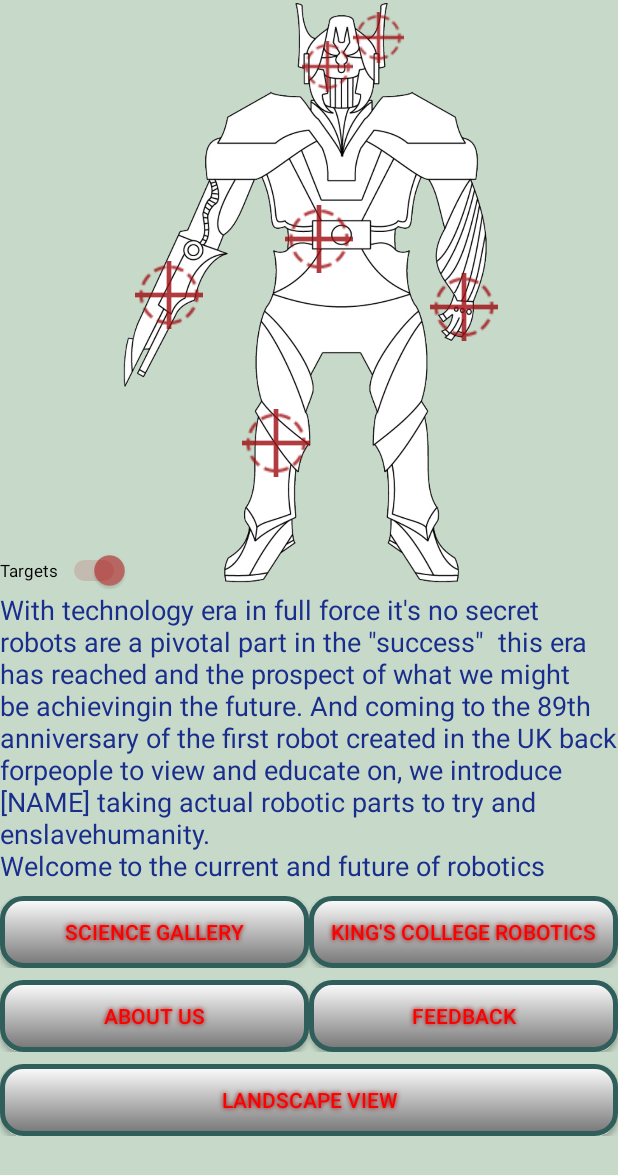
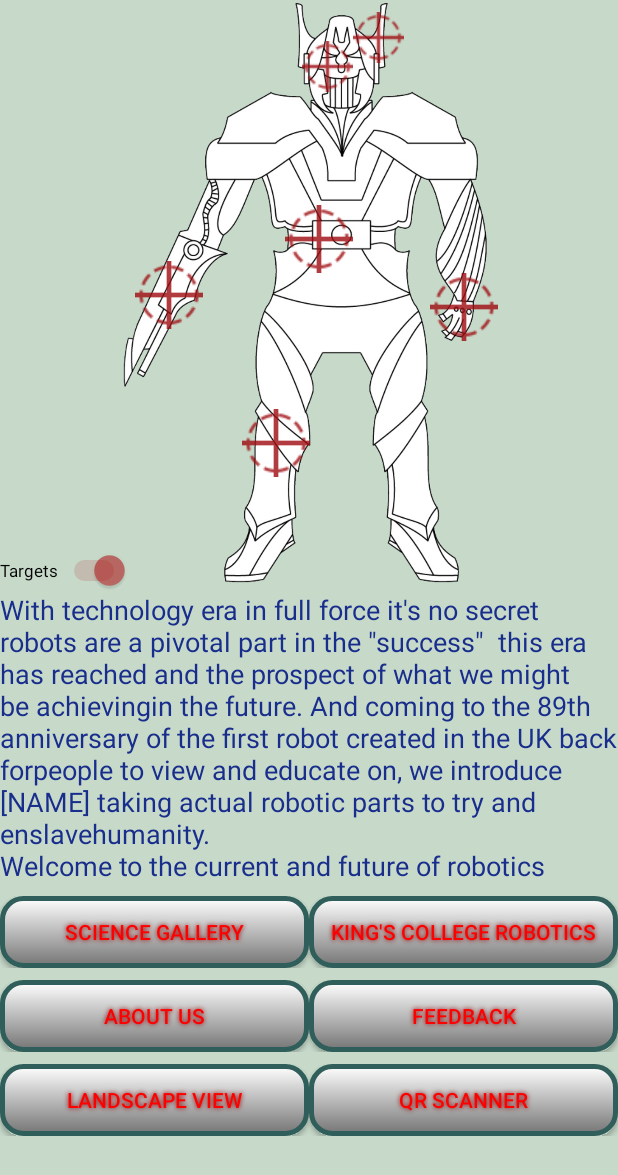
Before and after one commit to maheshuk31/KillerRobotApplication, an Android app: the screen it shows after launch (MainActivity), on a phone screen of 412 x 824 dp. Shown: the top 1175 px of the screen. Run offline under Robolectric (Android 15) with nearby library versions, the phone set to English and light mode, and no system bars; libraries missing offline, so code that uses them is left out: com.google.zxing.integration.

Commit message:
Added a working QR Scanner

```diff
--- a/app/build.gradle
+++ b/app/build.gradle
@@ -26,6 +26,8 @@ dependencies {
     })
     compile 'com.android.support:appcompat-v7:24.2.1'
     compile 'com.android.support:design:24.2.1'
+    compile 'com.google.zxing:core:3.2.1'
+    compile 'com.journeyapps:zxing-android-embedded:3.2.0@aar'
     testCompile 'junit:junit:4.12'
     compile files('libs/activation.jar')
     compile files('libs/additionnal.jar')
--- a/app/src/main/java/com/example/maheshuk31/killerrobotapplication/MainActivity.java
+++ b/app/src/main/java/com/example/maheshuk31/killerrobotapplication/MainActivity.java
@@ -1,5 +1,6 @@
 package com.example.maheshuk31.killerrobotapplication;
 
+import android.app.Activity;
 import android.content.Intent;
 import android.graphics.Bitmap;
 import android.graphics.Color;
@@ -19,13 +20,17 @@ import android.widget.ImageButton;
 import android.widget.ImageView;
 import android.widget.Switch;
 import android.widget.TextView;
+import android.widget.Toast;
+
+import com.google.zxing.integration.android.IntentIntegrator;
+import com.google.zxing.integration.android.IntentResult;
 
 public class MainActivity extends AppCompatActivity{
 
     private ImageView imgRobot;
     private Switch switchTarget;
     private TextView txtIntroduction;
-    private Button btnFeedback, btnAboutUs, btnScienceGallery, btnKingsRobotics;
+    private Button btnFeedback, btnAboutUs, btnScienceGallery, btnKingsRobotics, btnQRScanner;
     private ImageButton imgBtnAntenna, imgBtnScanner, imgBtnPowerCore, imgBtnLaser, imgBtnLeg, imgBtnHand;
 
     @Override
@@ -100,8 +105,6 @@ public class MainActivity extends AppCompatActivity{
         });
 
 
-
-
         btnScienceGallery = (Button) findViewById(R.id.btnScienceGallery);
         btnScienceGallery.setOnClickListener(new View.OnClickListener() {
             @Override
@@ -138,6 +141,21 @@ public class MainActivity extends AppCompatActivity{
             }
         });
 
+        btnQRScanner = (Button) findViewById(R.id.btnQRScanner);
+        final Activity activityThis = this;
+        btnQRScanner.setOnClickListener(new View.OnClickListener() {
+            @Override
+            public void onClick(View view) {
+                IntentIntegrator intentIntegrator = new IntentIntegrator(activityThis);
+                intentIntegrator.setDesiredBarcodeFormats(IntentIntegrator.QR_CODE_TYPES);
+                intentIntegrator.setPrompt("QR Scanner");
+                intentIntegrator.setCameraId(0);
+                intentIntegrator.setBeepEnabled(false);
+                intentIntegrator.setBarcodeImageEnabled(false);
+                intentIntegrator.initiateScan();
+            }
+        });
+
         switchTarget = (Switch) findViewById(R.id.switchTargets);
         switchTarget.setOnCheckedChangeListener(new CompoundButton.OnCheckedChangeListener() {
             @Override
@@ -153,7 +171,25 @@ public class MainActivity extends AppCompatActivity{
             }
         });
 
+    }
 
+    @Override
+    protected void onActivityResult(int requestCode, int resultCode, Intent data) {
+        IntentResult result = IntentIntegrator.parseActivityResult(requestCode, resultCode, data);
+        if(result != null){
+            if(result.getContents()==null){
+                Toast.makeText(this, "Scanning Cancelled", Toast.LENGTH_LONG).show();
+            }
+            else {
+                Toast.makeText(this, result.getContents(),Toast.LENGTH_LONG).show();
+                String url = result.getContents().toString();
+                startActivity( new Intent(Intent.ACTION_VIEW).setData(Uri.parse(url)));
+
+            }
+        }
+        else {
+            super.onActivityResult(requestCode, resultCode, data);
+        }
     }
 
     @Override
--- a/app/src/main/res/layout/content_main.xml
+++ b/app/src/main/res/layout/content_main.xml
@@ -215,13 +215,26 @@
                         android:id="@+id/btnLandscapeView"
                         android:layout_width="0dp"
                         android:layout_height="wrap_content"
-                        android:layout_weight="1"
+                        android:layout_weight="0.5"
                         android:background="@drawable/btn_shape_normal"
                         android:shadowColor="#8F0000"
                         android:shadowDx="0"
                         android:shadowDy="0"
                         android:shadowRadius="4"
                         android:text="Landscape View"
+                        android:textColor="#FF0000" />
+
+                    <Button
+                        android:id="@+id/btnQRScanner"
+                        android:layout_width="0dp"
+                        android:layout_height="wrap_content"
+                        android:layout_weight="0.5"
+                        android:background="@drawable/btn_shape_normal"
+                        android:shadowColor="#8F0000"
+                        android:shadowDx="0"
+                        android:shadowDy="0"
+                        android:shadowRadius="4"
+                        android:text="QR Scanner"
                         android:textColor="#FF0000" />
                 </TableRow>
 
```
